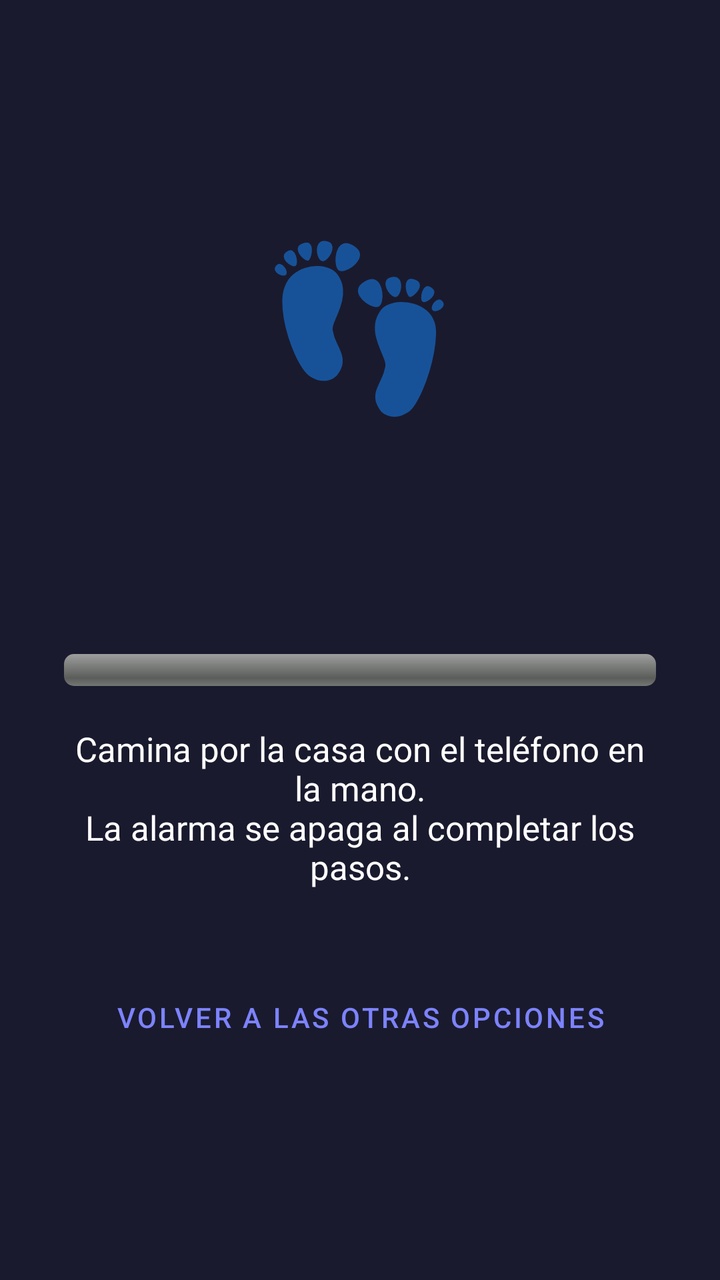
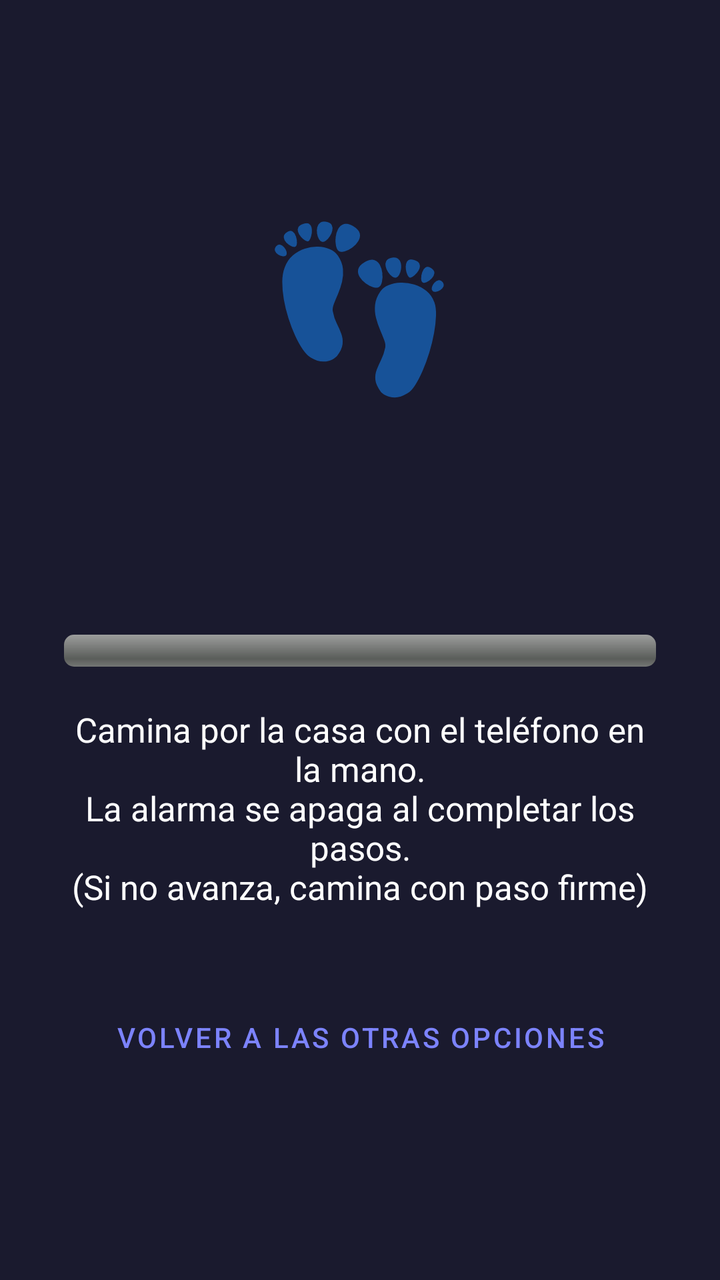

Compare the two renders of this Android layout. The source of the first and the diff that turns it into the second are given below.
<!-- AndroidManifest.xml: application theme Theme.Despierta -->
<!-- res/layout/activity_pasos.xml -->
<?xml version="1.0" encoding="utf-8"?>
<LinearLayout xmlns:android="http://schemas.android.com/apk/res/android"
    android:layout_width="match_parent"
    android:layout_height="match_parent"
    android:background="@color/noche"
    android:gravity="center"
    android:orientation="vertical"
    android:padding="32dp">

    <TextView
        android:layout_width="wrap_content"
        android:layout_height="wrap_content"
        android:text="👣"
        android:textSize="80sp" />

    <TextView
        android:id="@+id/txtPasos"
        android:layout_width="wrap_content"
        android:layout_height="wrap_content"
        android:layout_marginTop="12dp"
        android:textColor="@color/blanco"
        android:textSize="64sp"
        android:textStyle="bold" />

    <ProgressBar
        android:id="@+id/barraPasos"
        style="@android:style/Widget.ProgressBar.Horizontal"
        android:layout_width="match_parent"
        android:layout_height="16dp"
        android:layout_marginTop="16dp"
        android:max="100"
        android:progressTint="@color/azul" />

    <TextView
        android:layout_width="wrap_content"
        android:layout_height="wrap_content"
        android:layout_marginTop="20dp"
        android:gravity="center"
        android:text="Camina por la casa con el teléfono en la mano.\nLa alarma se apaga al completar los pasos."
        android:textColor="@color/blanco"
        android:textSize="17sp" />

    <com.google.android.material.button.MaterialButton
        android:id="@+id/btnVolver"
        style="@style/Widget.MaterialComponents.Button.TextButton"
        android:layout_width="wrap_content"
        android:layout_height="wrap_content"
        android:layout_marginTop="40dp"
        android:text="Volver a las otras opciones" />
</LinearLayout>
<!-- resources referenced by this layout -->
<resources>
  <color name="azul">#7C83FD</color>
  <color name="blanco">#FFFFFF</color>
  <color name="noche">#1A1A2E</color>
  <style name="Theme.Despierta" parent="Theme.MaterialComponents.NoActionBar">
          <item name="colorPrimary">@color/azul</item>
          <item name="colorPrimaryVariant">@color/azul</item>
          <item name="colorOnPrimary">#FF101010</item>
          <item name="colorSecondary">@color/azul</item>
          <item name="colorOnSecondary">#FF101010</item>
          <item name="android:windowBackground">#FF000000</item>
          <item name="android:statusBarColor">#FF000000</item>
          <item name="android:navigationBarColor">#FF000000</item>
      </style>
</resources>

<!-- the commit's change to res/layout/activity_pasos.xml (unified diff, before → after) -->
@@ -36,7 +36,7 @@
         android:layout_height="wrap_content"
         android:layout_marginTop="20dp"
         android:gravity="center"
-        android:text="Camina por la casa con el teléfono en la mano.\nLa alarma se apaga al completar los pasos."
+        android:text="Camina por la casa con el teléfono en la mano.\nLa alarma se apaga al completar los pasos.\n(Si no avanza, camina con paso firme)"
         android:textColor="@color/blanco"
         android:textSize="17sp" />
 
